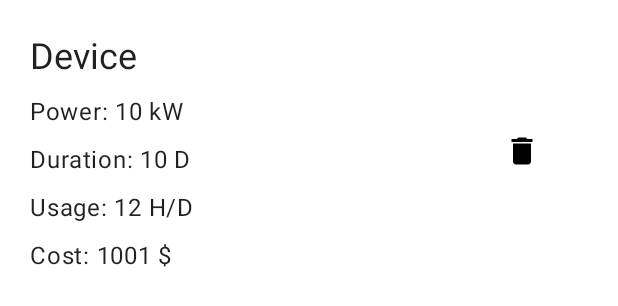
After one commit to Sory-Noroc/ElectricCalculator, an Android app: the layout device_item.xml on its own in the app's theme, with its tools: preview values and no code run, on a phone screen of 412 x 824 dp. The commit adds this screen. Shown: the top 306 px of the screen. Run offline under Robolectric (Android 15) with nearby library versions, the phone set to English and light mode, and no system bars.

Commit message:
Improved the layout and views

```diff
--- a/app/src/main/java/com/sorychan/elecalc/ui/MainActivity.kt
+++ b/app/src/main/java/com/sorychan/elecalc/ui/MainActivity.kt
@@ -1,5 +1,6 @@
 package com.sorychan.elecalc.ui
 
+import android.content.Context
 import android.os.Bundle
 import android.view.Menu
 import com.google.android.material.navigation.NavigationView
@@ -39,6 +40,7 @@ class MainActivity : AppCompatActivity() {
                 R.id.nav_devices, R.id.nav_add_devices, R.id.nav_settings
             ), drawerLayout
         )
+
         setupActionBarWithNavController(navController, appBarConfiguration)
         navView.setupWithNavController(navController)
     }
--- /dev/null
+++ b/app/src/main/res/drawable/ic_baseline_delete_24.xml
@@ -0,0 +1,5 @@
+<vector android:height="24dp" android:tint="#000000"
+    android:viewportHeight="24" android:viewportWidth="24"
+    android:width="24dp" xmlns:android="http://schemas.android.com/apk/res/android">
+    <path android:fillColor="@android:color/white" android:pathData="M6,19c0,1.1 0.9,2 2,2h8c1.1,0 2,-0.9 2,-2V7H6v12zM19,4h-3.5l-1,-1h-5l-1,1H5v2h14V4z"/>
+</vector>
--- a/app/src/main/res/layout/activity_main.xml
+++ b/app/src/main/res/layout/activity_main.xml
@@ -22,4 +22,5 @@
         android:fitsSystemWindows="true"
         app:headerLayout="@layout/nav_header_main"
         app:menu="@menu/activity_main_drawer" />
+
 </androidx.drawerlayout.widget.DrawerLayout>
--- /dev/null
+++ b/app/src/main/res/layout/device_item.xml
@@ -0,0 +1,72 @@
+<?xml version="1.0" encoding="utf-8"?>
+<androidx.constraintlayout.widget.ConstraintLayout xmlns:android="http://schemas.android.com/apk/res/android"
+    xmlns:tools="http://schemas.android.com/tools"
+    android:layout_width="match_parent"
+    android:layout_height="wrap_content"
+    android:padding="10dp"
+    android:layout_marginTop="10dp"
+    android:layout_marginLeft="10dp"
+    android:layout_marginRight="10dp"
+    xmlns:app="http://schemas.android.com/apk/res-auto">
+
+    <LinearLayout
+        android:layout_width="wrap_content"
+        android:layout_height="wrap_content"
+        android:orientation="vertical"
+        app:layout_constraintTop_toTopOf="parent"
+        app:layout_constraintLeft_toLeftOf="parent">
+
+    <TextView
+        style="@style/TextAppearance.AppCompat.Headline"
+        android:id="@+id/name_text"
+        android:layout_width="wrap_content"
+        android:layout_height="wrap_content"
+        android:layout_marginBottom="10dp"
+        app:layout_constraintTop_toTopOf="parent"
+        app:layout_constraintLeft_toLeftOf="parent"
+        tools:text="Device"/>
+
+    <TextView
+        android:id="@+id/power_text"
+        style="@style/TextAppearance.Material3.BodyLarge"
+        android:layout_width="wrap_content"
+        android:layout_height="wrap_content"
+        android:layout_marginBottom="10dp"
+        tools:text="Power: 10 kW" />
+
+    <TextView
+        style="@style/TextAppearance.Material3.BodyLarge"
+        android:id="@+id/duration_text"
+        android:layout_width="wrap_content"
+        android:layout_height="wrap_content"
+        android:layout_marginBottom="10dp"
+        tools:text="Duration: 10 D"/>
+
+    <TextView
+        style="@style/TextAppearance.Material3.BodyLarge"
+        android:id="@+id/usage_text"
+        android:layout_width="wrap_content"
+        android:layout_height="wrap_content"
+        android:layout_marginBottom="10dp"
+        tools:text="Usage: 12 H/D"/>
+
+        <TextView
+            style="@style/TextAppearance.Material3.BodyLarge"
+            android:id="@+id/cost_text"
+            android:layout_width="wrap_content"
+            android:layout_height="wrap_content"
+            tools:text="Cost: 1001 $"/>
+    </LinearLayout>
+
+    <ImageButton
+        style="@style/Widget.MaterialComponents.Button.OutlinedButton"
+        android:id="@+id/delete_button"
+        android:layout_width="wrap_content"
+        android:layout_height="wrap_content"
+        android:src="@drawable/ic_baseline_delete_24"
+        app:layout_constraintRight_toRightOf="parent"
+        app:layout_constraintTop_toTopOf="parent"
+        app:layout_constraintBottom_toBottomOf="parent"
+        android:contentDescription="@string/delete_button"/>
+
+</androidx.constraintlayout.widget.ConstraintLayout>
--- a/app/src/main/res/values/dimens.xml
+++ b/app/src/main/res/values/dimens.xml
@@ -5,4 +5,6 @@
     <dimen name="nav_header_vertical_spacing">8dp</dimen>
     <dimen name="nav_header_height">176dp</dimen>
     <dimen name="fab_margin">16dp</dimen>
+    <dimen name="edit_text_width">220dp</dimen>
+    <dimen name="spinner_width">140dp</dimen>
 </resources>
```
Also changed, not shown: app/src/main/java/com/sorychan/elecalc/adapters/DeviceAdapter.kt (added, +57 -0 lines), app/src/main/java/com/sorychan/elecalc/ui/AddDeviceFragment.kt (+48 -42 lines), app/src/main/java/com/sorychan/elecalc/ui/DevicesFragment.kt (+22 -5 lines), app/src/main/java/com/sorychan/elecalc/ui/SettingsFragment.kt (+42 -3 lines), app/src/main/res/layout/fragment_add_devices.xml (+83 -103 lines), app/src/main/res/layout/fragment_devices.xml (+11 -4 lines), app/src/main/res/layout/fragment_settings.xml (+10 -7 lines), app/src/main/res/values/currencies.xml (added, +14 -0 lines).
